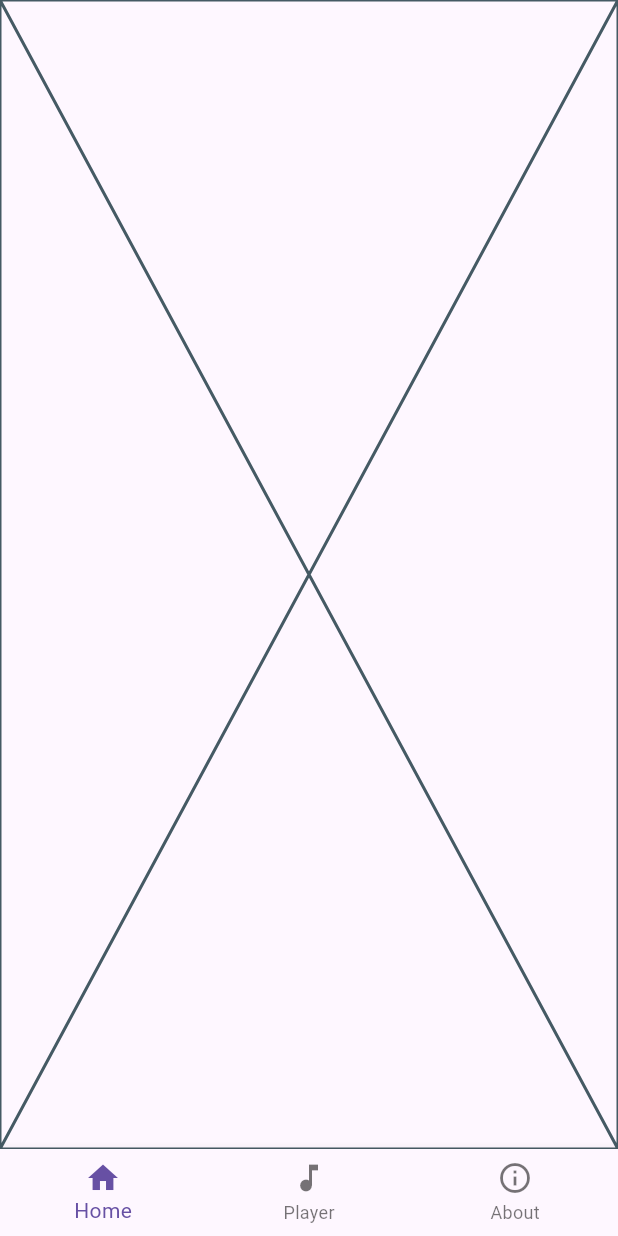
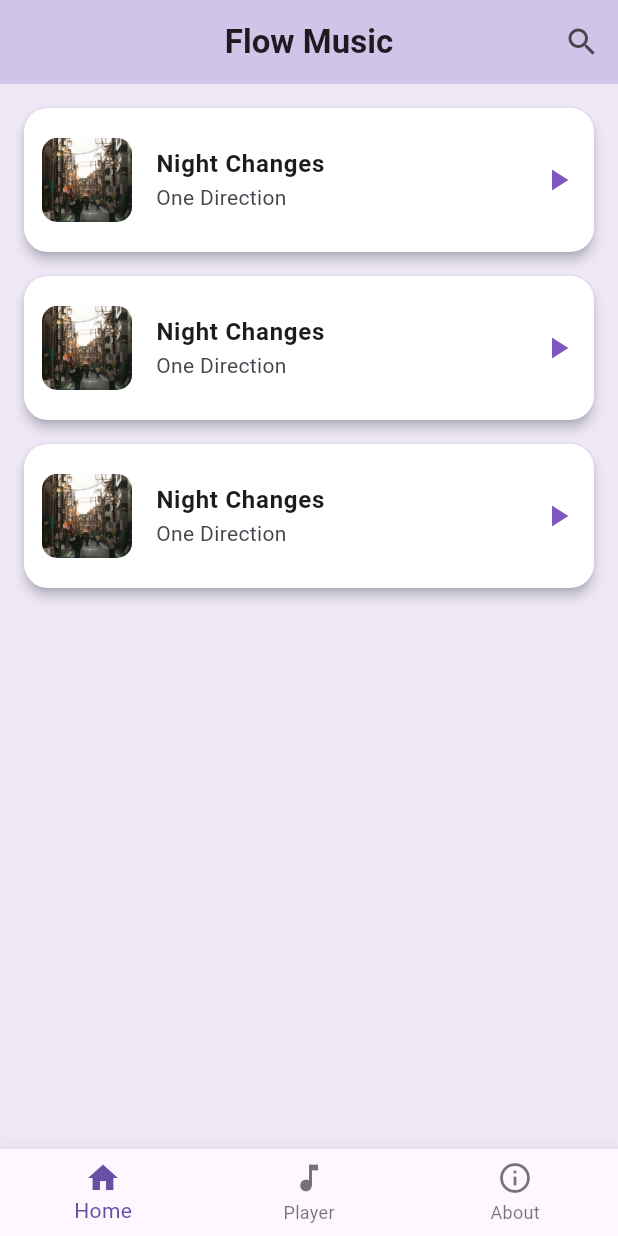
Before and after one commit to trgiang14/2025_LTTBDD_N05_Nhom_Giang, a Flutter app: the screen it shows after launch, on a phone screen of 412 x 824 dp. Run offline on Flutter 3.47's test engine with Material 3 defaults, Android fonts, the phone set to English and light mode, and no system bars.

Commit message:
update trang home, player, about us

```diff
--- a/lib/screens/home_screen.dart
+++ b/lib/screens/home_screen.dart
@@ -5,6 +5,74 @@ class HomeScreen extends StatelessWidget {
 
   @override
   Widget build(BuildContext context) {
-    return const Placeholder();
+    final List<Map<String, String>> songs = [
+      {
+        "title": "Night Changes",
+        "artist": "One Direction",
+        "image": "images/pexels-julias-torten-und-tortchen-434418-31001122.jpg",
+      },
+      {
+        "title": "Night Changes",
+        "artist": "One Direction",
+        "image": "images/pexels-julias-torten-und-tortchen-434418-31001122.jpg",
+      },
+      {
+        "title": "Night Changes",
+        "artist": "One Direction",
+        "image": "images/pexels-julias-torten-und-tortchen-434418-31001122.jpg",
+      },
+    ];
+    return Scaffold(
+      backgroundColor: Colors.deepPurple.shade50,
+      appBar: AppBar(
+        backgroundColor: Colors.deepPurple.shade100,
+        elevation: 0,
+        centerTitle: true,
+        title: const Text(
+          "Flow Music",
+          style: TextStyle(fontWeight: FontWeight.bold),
+        ),
+        actions: [IconButton(onPressed: () {}, icon: const Icon(Icons.search))],
+      ),
+      body: ListView.builder(
+        padding: const EdgeInsets.all(16),
+        itemCount: songs.length,
+        itemBuilder: (context, index) {
+          final song = songs[index];
+          return Card(
+            color: Colors.white,
+            margin: const EdgeInsets.only(bottom: 16),
+            shape: RoundedRectangleBorder(
+              borderRadius: BorderRadius.circular(16),
+            ),
+            elevation: 3,
+            child: ListTile(
+              contentPadding: const EdgeInsets.all(12),
+              leading: ClipRRect(
+                borderRadius: BorderRadius.circular(10),
+                child: Image.asset(
+                  song["image"]!,
+                  width: 60,
+                  height: 60,
+                  fit: BoxFit.cover,
+                ),
+              ),
+              title: Text(
+                song["title"]!,
+                style: const TextStyle(fontWeight: FontWeight.bold),
+              ),
+              subtitle: Text(song["artist"]!),
+              trailing: Icon(
+                Icons.play_arrow,
+                color: Colors.deepPurple.shade400,
+              ),
+              onTap: () {
+                // chuyển sang PlayerScreen
+              },
+            ),
+          );
+        },
+      ),
+    );
   }
 }
```
Also changed, not shown: lib/screens/about_screen.dart (+42 -1 lines), lib/screens/player_screen.dart (+7 -5 lines).
